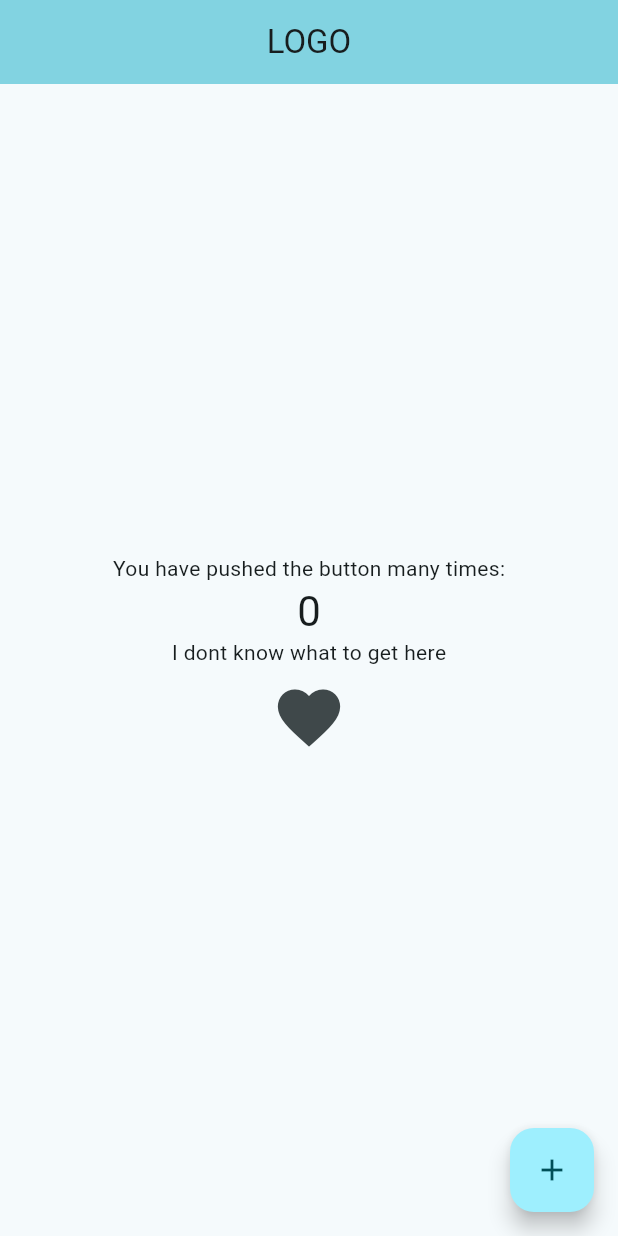
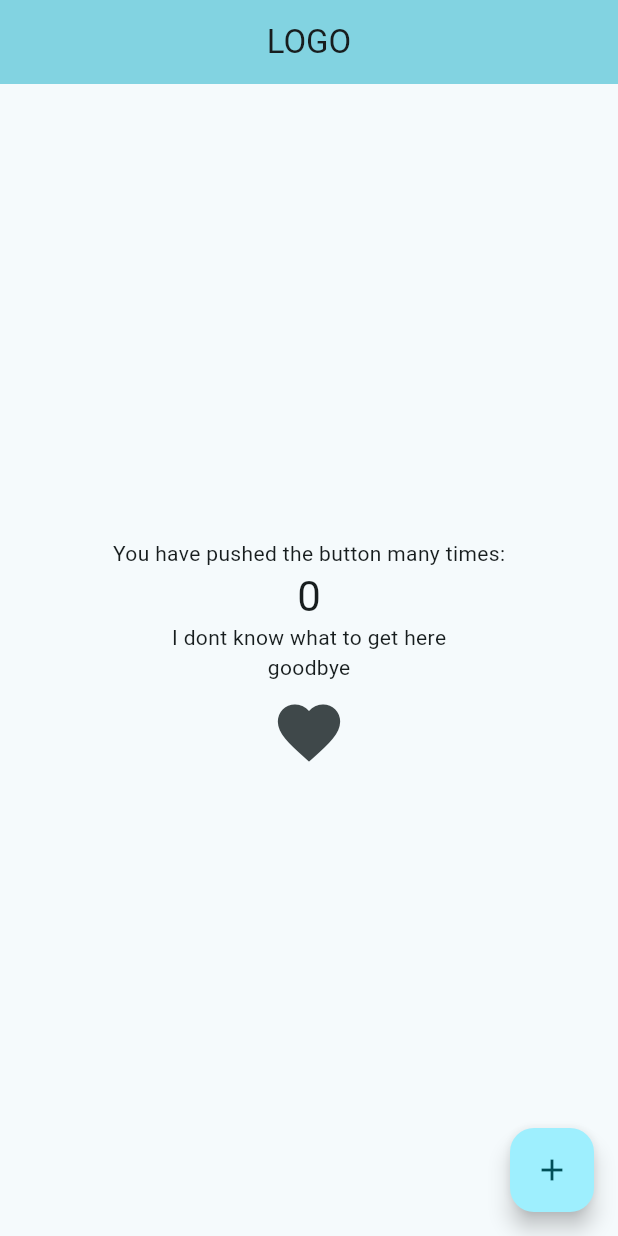
Before and after one commit to asseukihuh/flutter-app, a Flutter app: the screen it shows after launch, after a tap on the "favorite" icon, after a tap on the "add" icon, on a phone screen of 412 x 824 dp. Run offline on Flutter 3.47's test engine with Material 3 defaults, Android fonts, the phone set to English and light mode, and no system bars.

Commit message:
text change

```diff
--- a/lib/main.dart
+++ b/lib/main.dart
@@ -1,3 +1,5 @@
+
+
 import 'package:flutter/material.dart';
 
 void main() {
@@ -57,6 +59,8 @@ class MyHomePage extends StatefulWidget {
 
 class _MyHomePageState extends State<MyHomePage> {
   int _counter = 0;
+  // ignore: unused_field
+  String _modifiabletext = 'hello';
 
   void _incrementCounter() {
     setState(() {
@@ -66,6 +70,7 @@ class _MyHomePageState extends State<MyHomePage> {
       // _counter without calling setState(), then the build method would not be
       // called again, and so nothing would appear to happen.
       _counter++;
+      _modifiabletext = 'goodbye';
     });
   }
 
@@ -77,6 +82,7 @@ class _MyHomePageState extends State<MyHomePage> {
       // _counter without calling setState(), then the build method would not be
       // called again, and so nothing would appear to happen.
       _counter--;
+      _modifiabletext = 'yo what ?';
     });
   }
 
@@ -129,6 +135,9 @@ class _MyHomePageState extends State<MyHomePage> {
             const Text(
               'I dont know what to get here',
             ),
+            Text(
+              '$_modifiabletext',
+            ),
             IconButton(
               onPressed: _decrementCounter,
               icon: const Icon(Icons.favorite, size: 50)
```
